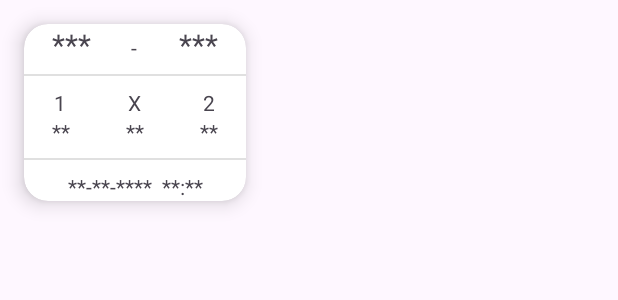
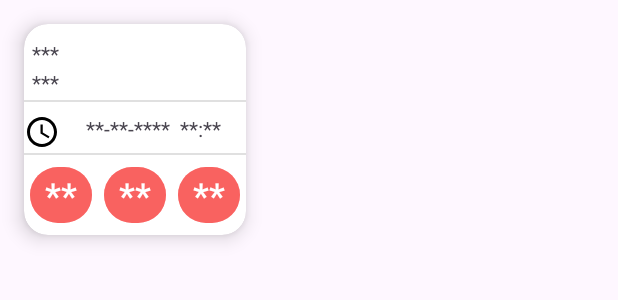
Before and after one commit to LDantonio1/Faivbet, an Android app: the layout item_match.xml on its own in the app's theme, with its tools: preview values and no code run, on a phone screen of 412 x 824 dp. Shown: the top 300 px of the screen. Run offline under Robolectric (Android 15) with nearby library versions, the phone set to English and light mode, and no system bars; network calls fail.

Commit message:
parsing AP delle quote e sistemazione layout item_card

```diff
--- a/FivebetSerio/app/src/main/java/com/example/fivebetserio/model/League.java
+++ b/FivebetSerio/app/src/main/java/com/example/fivebetserio/model/League.java
@@ -2,6 +2,7 @@ package com.example.fivebetserio.model;
 
 //Questa classe è usata da LeagueAPIResponse che crea una lista di oggetti League
 public class League {
+    //i dati devono essere gli stessi restituiti dall'api
     private String key;
     private String group;
     private String title;
--- a/FivebetSerio/app/src/main/java/com/example/fivebetserio/ui/MainActivity.java
+++ b/FivebetSerio/app/src/main/java/com/example/fivebetserio/ui/MainActivity.java
@@ -32,7 +32,9 @@ public class MainActivity extends AppCompatActivity {
         ImageButton loginGoogleButton = findViewById(R.id.loginGoogle_Button);
 
         loginButton.setOnClickListener(view -> { //quando viene premuto il tasto login fa quello che c'e dentro la graffa
-            if (isEmailOk(editTextEmail.getText().toString())){  //verifica che la mail rispetti tutti i parametri
+            Intent intent = new Intent(this, MainPageActivity.class);
+            startActivity(intent);
+            /*if (isEmailOk(editTextEmail.getText().toString())){  //verifica che la mail rispetti tutti i parametri
                 if (isPasswordOk(editTextPassword.getText().toString())){  //stessa cosa della riga sopra ma per la password
                     // gli intent permettono di navigare fra le activity quindi fra le farie ""schermate"" dell'app
                     Intent intent = new Intent(this, MainPageActivity.class);
@@ -48,7 +50,7 @@ public class MainActivity extends AppCompatActivity {
                 // qui sotto c'e il codice della snackbar in caso di errore della mail, se preferite usiamo questa, ho usato .setError perche mi sembra leggermente piu chiaro
                 //Snackbar.make(findViewById(R.id.main),"errore nei dati", Snackbar.LENGTH_SHORT).show();
                 editTextEmail.setError("email is not correct");
-
+*/
         });
 
         // se clicchi il bottone register ti manda alla schermata di registrazione
--- /dev/null
+++ b/FivebetSerio/app/src/main/res/drawable/orologio.xml
@@ -0,0 +1,7 @@
+<vector xmlns:android="http://schemas.android.com/apk/res/android" android:height="24dp" android:tint="#000000" android:viewportHeight="24" android:viewportWidth="24" android:width="24dp">
+
+    <path android:fillColor="@android:color/white" android:pathData="M11.99,2C6.47,2 2,6.48 2,12s4.47,10 9.99,10C17.52,22 22,17.52 22,12S17.52,2 11.99,2zM12,20c-4.42,0 -8,-3.58 -8,-8s3.58,-8 8,-8 8,3.58 8,8 -3.58,8 -8,8z"/>
+
+    <path android:fillColor="@android:color/white" android:pathData="M12.5,7H11v6l5.25,3.15 0.75,-1.23 -4.5,-2.67z"/>
+
+</vector>
--- a/FivebetSerio/app/src/main/res/layout/item_match.xml
+++ b/FivebetSerio/app/src/main/res/layout/item_match.xml
@@ -21,34 +21,23 @@
 
         <LinearLayout
             android:layout_width="match_parent"
-            android:layout_height="25dp"
-            android:orientation="horizontal">
+            android:layout_marginTop="10dp"
+            android:layout_height="wrap_content"
+            android:orientation="vertical">
             <TextView
                 android:id="@+id/homeTeam"
                 android:layout_width="wrap_content"
                 android:layout_height="wrap_content"
                 android:layout_weight="1"
                 android:layout_marginStart="5dp"
-                android:textAlignment="center"
-                android:textSize="20sp"
                 android:text="***"/>
-
-            <TextView
-                android:id="@+id/trattino"
-                android:layout_width="wrap_content"
-                android:layout_height="wrap_content"
-                android:layout_weight="1"
-                android:textAlignment="center"
-                android:text="-"/>
 
             <TextView
                 android:id="@+id/awayTeam"
                 android:layout_width="wrap_content"
                 android:layout_height="wrap_content"
                 android:layout_weight="1"
-                android:textAlignment="center"
-                android:textSize="20sp"
-                android:layout_marginEnd="5dp"
+                android:layout_marginStart="5dp"
                 android:text="***"/>
         </LinearLayout>
 
@@ -56,70 +45,27 @@
             android:layout_width="match_parent"
             android:layout_height="1dp"
             android:background="#E0E0E0"
-            android:layout_marginTop="8dp"
+            android:layout_marginTop="2dp"
             android:layout_marginBottom="8dp" />
-
 
         <LinearLayout
             android:layout_width="match_parent"
             android:layout_height="wrap_content"
             android:orientation="horizontal">
+            <ImageView
+                android:id="@+id/clockImage"
+                android:layout_width="wrap_content"
+                android:layout_height="wrap_content"
+                android:src="@drawable/orologio"
+            />
+
 
             <TextView
-                android:id="@+id/uno"
-                android:layout_width="wrap_content"
+                android:id="@+id/date"
+                android:layout_width="match_parent"
                 android:layout_height="wrap_content"
-                android:layout_weight="1"
-                android:text="1"
-                android:textAlignment="center"/>
-
-            <TextView
-                android:id="@+id/x"
-                android:layout_width="wrap_content"
-                android:layout_height="wrap_content"
-                android:layout_weight="1"
-                android:text="X"
-                android:textAlignment="center"/>
-
-            <TextView
-                android:id="@+id/due"
-                android:layout_width="wrap_content"
-                android:layout_height="wrap_content"
-                android:layout_weight="1"
-                android:text="2"
-                android:textAlignment="center"/>
-
-        </LinearLayout>
-
-
-        <LinearLayout
-            android:layout_width="match_parent"
-            android:layout_height="wrap_content"
-            android:orientation="horizontal">
-
-            <TextView
-                android:id="@+id/quota1"
-                android:layout_width="wrap_content"
-                android:layout_height="wrap_content"
-                android:layout_weight="1"
-                android:text="**"
-                android:textAlignment="center"/>
-
-            <TextView
-                android:id="@+id/quota2"
-                android:layout_width="wrap_content"
-                android:layout_height="wrap_content"
-                android:layout_weight="1"
-                android:text="**"
-                android:textAlignment="center"/>
-
-            <TextView
-                android:id="@+id/quota3"
-                android:layout_width="wrap_content"
-                android:layout_height="wrap_content"
-                android:layout_weight="1"
-                android:text="**"
-                android:textAlignment="center"/>
+                android:textAlignment="center"
+                android:text="**-**-****  **:**"/>
 
         </LinearLayout>
 
@@ -127,16 +73,57 @@
             android:layout_width="match_parent"
             android:layout_height="1dp"
             android:background="#E0E0E0"
-            android:layout_marginTop="8dp"
-            android:layout_marginBottom="8dp" />
+            android:layout_marginTop="2dp"/>
 
 
-        <TextView
-            android:id="@+id/date"
+
+        <LinearLayout
             android:layout_width="match_parent"
             android:layout_height="wrap_content"
-            android:textAlignment="center"
-            android:text="**-**-****  **:**"/>
+            android:orientation="horizontal"
+            android:gravity="center">
+
+            <!-- Pulsante per quota1 -->
+            <Button
+                android:id="@+id/quota1"
+                android:layout_width="wrap_content"
+                android:layout_height="45dp"
+                android:layout_weight="1"
+                android:text="**"
+                android:textColor="@android:color/white"
+                android:autoSizeTextType="uniform"
+                android:backgroundTint="#95f94140"
+                android:layout_margin="4dp"
+                android:padding="2dp" />
+
+            <!-- Pulsante per quota2 -->
+            <Button
+                android:id="@+id/quota2"
+                android:layout_width="wrap_content"
+                android:layout_height="45dp"
+                android:layout_weight="1"
+                android:text="**"
+                android:textColor="@android:color/white"
+                android:autoSizeTextType="uniform"
+                android:backgroundTint="#95f94140"
+                android:layout_margin="4dp"
+                android:padding="2dp" />
+
+            <!-- Pulsante per quota3 -->
+            <Button
+                android:id="@+id/quota3"
+                android:layout_width="wrap_content"
+                android:layout_height="45dp"
+                android:layout_weight="1"
+                android:text="**"
+                android:textColor="@android:color/white"
+                android:autoSizeTextType="uniform"
+                android:backgroundTint="#95f94140"
+                android:layout_margin="4dp"
+                android:padding="2dp" />
+
+        </LinearLayout>
+
 
     </LinearLayout>
 
```
Also changed, not shown: FivebetSerio/app/src/main/java/com/example/fivebetserio/adapter/LeaguesRecyclerAdapter.java (+4 -4 lines), FivebetSerio/app/src/main/java/com/example/fivebetserio/adapter/MatchesRecyclerAdapter.java (+21 -1 lines), FivebetSerio/app/src/main/java/com/example/fivebetserio/model/Bookmaker.java (added, +50 -0 lines), FivebetSerio/app/src/main/java/com/example/fivebetserio/model/Market.java (added, +39 -0 lines), FivebetSerio/app/src/main/java/com/example/fivebetserio/model/Match.java (+33 -21 lines), FivebetSerio/app/src/main/java/com/example/fivebetserio/model/MatchesAPIResponse.java (+9 -0 lines), FivebetSerio/app/src/main/java/com/example/fivebetserio/model/Outcome.java (added, +27 -0 lines), FivebetSerio/app/src/main/java/com/example/fivebetserio/ui/MainPageActivity.java (+4 -11 lines).
